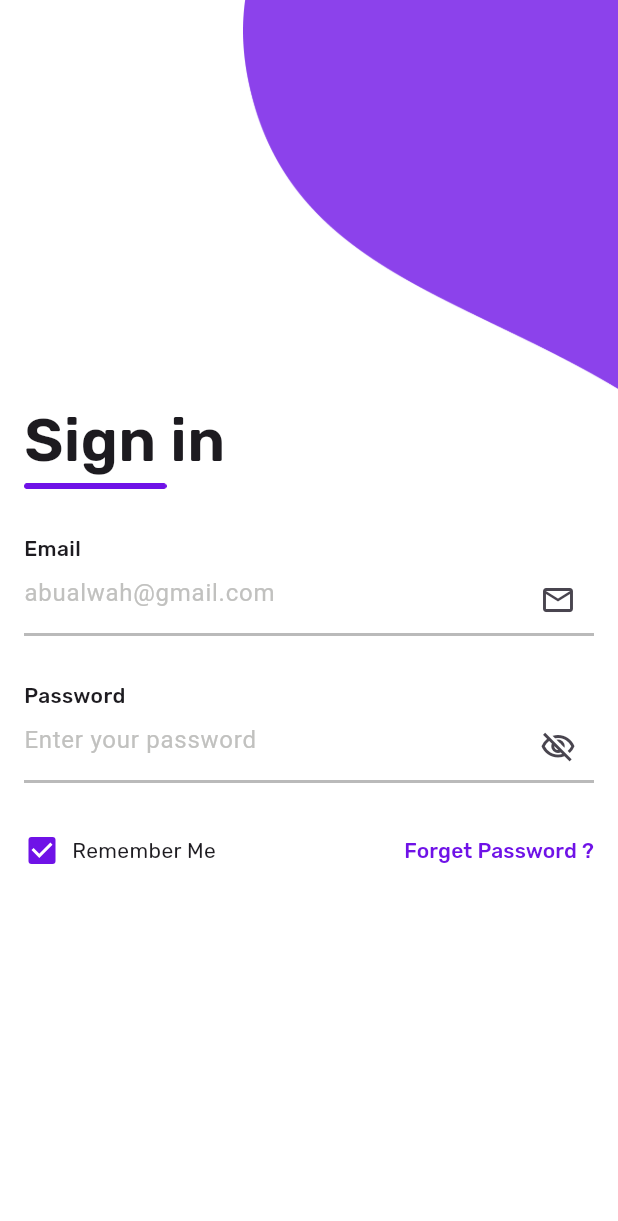
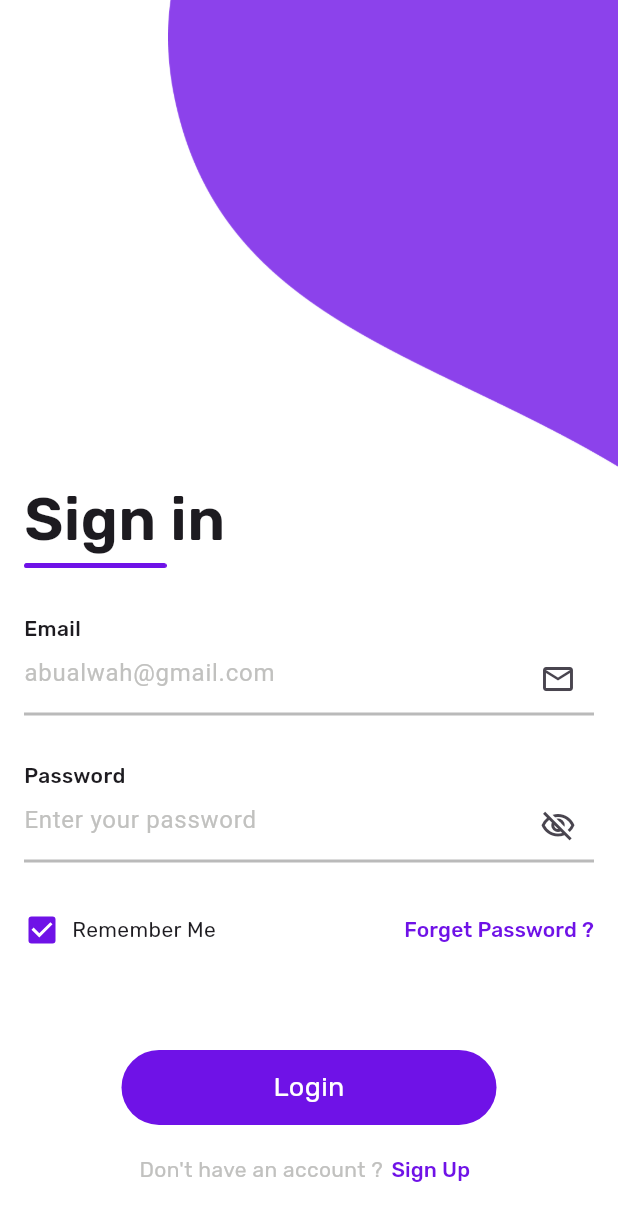
Before and after one commit to AbuAlwah/flutter-login-ui, a Flutter app: the screen it shows after launch, after a tap on "Continue", on a phone screen of 412 x 824 dp. Shown: the top 1221 px of the screen. Run offline on Flutter 3.47's test engine with Material 3 defaults, Android fonts, the phone set to English and light mode, and no system bars; our stand-ins replace gap, google_fonts.

Commit message:
Enhance Signin screen layout and add 'Login' button with navigation to Signup

```diff
--- a/lib/Screens/signin.dart
+++ b/lib/Screens/signin.dart
@@ -1,6 +1,7 @@
 import 'package:flutter/material.dart';
 import 'package:gap/gap.dart';
 import 'package:google_fonts/google_fonts.dart';
+import 'package:simple_login_app/Screens/signup.dart';
 import 'package:simple_login_app/Widgets/CustomTextFiled.dart';
 
 class Signin extends StatelessWidget {
@@ -15,7 +16,7 @@ class Signin extends StatelessWidget {
         children: [
           Align(
             alignment: AlignmentGeometry.topRight,
-            child: Image.asset('assets/singleCircle.png', width: 250),
+            child: Image.asset('assets/singleCircle.png', width: 300),
           ),
           Padding(
             padding: EdgeInsetsGeometry.symmetric(horizontal: 16),
@@ -64,7 +65,7 @@ class Signin extends StatelessWidget {
                         activeColor: const Color(0xFF6F12E7),
                       ),
                     ),
-                    const SizedBox(width: 8),
+                    const Gap(8),
                     Text('Remember Me', style: GoogleFonts.rubik()),
                   ],
                 ),
@@ -81,7 +82,65 @@ class Signin extends StatelessWidget {
                       textStyle: TextStyle(
                         fontWeight: FontWeight.w500,
                         fontSize: 14,
-                        color: Color(0xFF6F12E7)
+                        color: Color(0xFF6F12E7),
+                      ),
+                    ),
+                  ),
+                ),
+              ],
+            ),
+          ),
+          Gap(60),
+          Center(
+            child: Container(
+              width: 250,
+              height: 50,
+              decoration: BoxDecoration(
+                borderRadius: BorderRadius.circular(25),
+                color: Color(0xFF6F12E7),
+              ),
+              child: Center(
+                child: Text(
+                  'Login',
+                  style: GoogleFonts.rubik(
+                    textStyle: TextStyle(color: Colors.white),
+                    fontSize: 18,
+                  ),
+                ),
+              ),
+            ),
+          ),
+          Gap(10),
+          Padding(
+            padding: EdgeInsetsGeometry.symmetric(horizontal: 10.0),
+            child: Row(
+              mainAxisAlignment: MainAxisAlignment.center,
+              children: [
+                Text(
+                  "Don't have an account ?",
+                  style: GoogleFonts.rubik(
+                    textStyle: TextStyle(
+                      color: const Color.fromARGB(255, 193, 193, 191),
+                    ),
+                  ),
+                ),
+                TextButton(
+                  onPressed: () {
+                    Navigator.push(
+                      context,
+                      MaterialPageRoute(builder: (context) => const Signup()),
+                    );
+                  },
+                  style: TextButton.styleFrom(
+                    padding: EdgeInsets.zero,
+                    tapTargetSize: MaterialTapTargetSize.shrinkWrap,
+                  ),
+                  child: Text(
+                    'Sign Up',
+                    style: GoogleFonts.rubik(
+                      textStyle: TextStyle(
+                        fontWeight: FontWeight.w500,
+                        color: Color(0xFF6F12E7),
                       ),
                     ),
                   ),
--- a/lib/Screens/welcom.dart
+++ b/lib/Screens/welcom.dart
@@ -36,7 +36,7 @@ class Welcom extends StatelessWidget {
                 textStyle: TextStyle(
                   fontSize: 16,
                   fontWeight: FontWeight.w400,
-                  color: const Color.fromARGB(255, 186, 186, 186),
+                  color: const Color.fromARGB(255, 193, 193, 191),
                 ),
               ),
             ),
@@ -58,7 +58,7 @@ class Welcom extends StatelessWidget {
                     "Continue",
                     style: GoogleFonts.rubik(
                       textStyle: TextStyle(
-                        color: const Color.fromARGB(255, 186, 186, 186),
+                        color: const Color.fromARGB(255, 193, 193, 191),
                       ),
                     ),
                   ),
```
